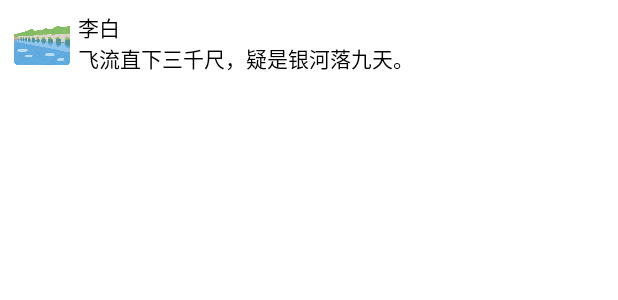
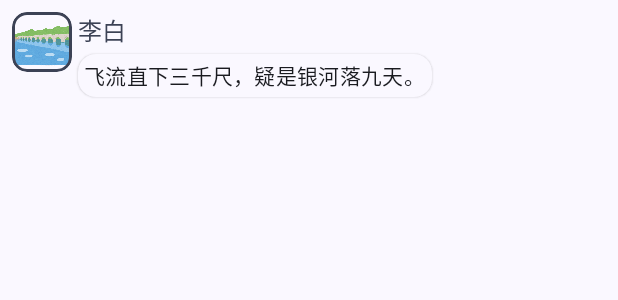
Before and after one commit to sunyiqi-kiroru/tutorial_jetpackcompose, an Android app built with Jetpack Compose: the @Preview function PreviewMessageCard, on a phone screen of 412 x 824 dp. Shown: the top 300 px of the screen. Run offline under Robolectric (Android 15) with nearby library versions, the phone set to English and light mode, and no system bars.

Commit message:
チュートリアル - Material Design

```diff
--- a/app/src/main/java/com/example/tutorial_jetpackcompose/MainActivity.kt
+++ b/app/src/main/java/com/example/tutorial_jetpackcompose/MainActivity.kt
@@ -1,8 +1,8 @@
 package com.example.tutorial_jetpackcompose
 
-import android.graphics.drawable.shapes.Shape
+import android.content.res.Configuration
+import android.graphics.Bitmap.Config
 import android.os.Bundle
-import android.view.RoundedCorner
 import androidx.activity.ComponentActivity
 import androidx.activity.compose.setContent
 import androidx.compose.foundation.Image
@@ -10,13 +10,14 @@ import androidx.compose.foundation.border
 import androidx.compose.foundation.layout.Column
 import androidx.compose.foundation.layout.Row
 import androidx.compose.foundation.layout.Spacer
-import androidx.compose.foundation.layout.aspectRatio
+import androidx.compose.foundation.layout.fillMaxSize
 import androidx.compose.foundation.layout.height
 import androidx.compose.foundation.layout.padding
 import androidx.compose.foundation.layout.size
 import androidx.compose.foundation.layout.width
-import androidx.compose.foundation.shape.CircleShape
 import androidx.compose.foundation.shape.RoundedCornerShape
+import androidx.compose.material3.MaterialTheme
+import androidx.compose.material3.Surface
 import androidx.compose.material3.Text
 import androidx.compose.runtime.Composable
 import androidx.compose.ui.Modifier
@@ -24,14 +25,21 @@ import androidx.compose.ui.draw.clip
 import androidx.compose.ui.res.painterResource
 import androidx.compose.ui.tooling.preview.Preview
 import androidx.compose.ui.unit.dp
+import com.example.tutorial_jetpackcompose.ui.theme.Tutorial_jetpackcomposeTheme
 
 class MainActivity : ComponentActivity() {
     override fun onCreate(savedInstanceState: Bundle?) {
         super.onCreate(savedInstanceState)
         setContent {
-            // Add a text element
-            // Text("Hello world!")
-            MessageCard(Message("子在川上曰", "逝者如斯夫，不舍昼夜。"))
+            // プロジェクト内で作成されたマテリアルテーマ
+            Tutorial_jetpackcomposeTheme {
+                // 関数ラップ用
+                Surface(modifier = Modifier.fillMaxSize()) {
+                    // Add a text element
+                    // Text("Hello world!")
+                    MessageCard(Message("子在川上曰", "逝者如斯夫，不舍昼夜。"))
+                }
+            }
         }
     }
 }
@@ -52,6 +60,8 @@ fun MessageCard(msg: Message) {
                 .size(40.dp)
                 // Clip image to be shaped as round corner
                 .clip(RoundedCornerShape(10.dp))
+                // ボーダーを追加
+                .border(1.5.dp, MaterialTheme.colorScheme.secondary, RoundedCornerShape(10.dp))
         )
 
         // 画像とコロムの間にスペースを入れる
@@ -59,15 +69,42 @@ fun MessageCard(msg: Message) {
 
         // 列を使用する
         Column {
-            Text(text = msg.author)
-            Text(text = msg.body)
+            Text(
+                text = msg.author,
+                // 文字色
+                color = MaterialTheme.colorScheme.secondary,
+                // タイポグラフィスタイル
+                style = MaterialTheme.typography.titleMedium
+            )
+
+            Spacer(modifier = Modifier.height(4.dp))
+
+            // shapeでラップしたい
+            Surface(shape = MaterialTheme.shapes.medium, shadowElevation = 1.dp) {
+                Text(
+                    text = msg.body,
+                    modifier = Modifier.padding(all = 4.dp),
+                    style = MaterialTheme.typography.bodyMedium
+                )
+            }
         }
     }
 }
 
 // Preview your function in Android Studio
-@Preview
+@Preview(name = "Light Mode")
+@Preview(
+    uiMode = Configuration.UI_MODE_NIGHT_YES,
+    showBackground = true,
+    name = "Dark Mode"
+)
 @Composable
 fun PreviewMessageCard() {
-    MessageCard(msg = Message("李白", "飞流直下三千尺，疑是银河落九天。"))
+    // プロジェクト内で作成されたマテリアルテーマ
+    Tutorial_jetpackcomposeTheme {
+        // 関数ラップ用
+        Surface(modifier = Modifier.fillMaxSize()) {
+            MessageCard(msg = Message("李白", "飞流直下三千尺，疑是银河落九天。"))
+        }
+    }
 }
```
